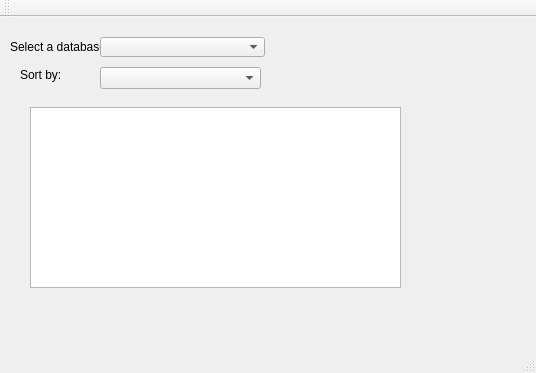
Old version of the form vika3/mainwindow.ui in the repository thordis15/Verklegt3.
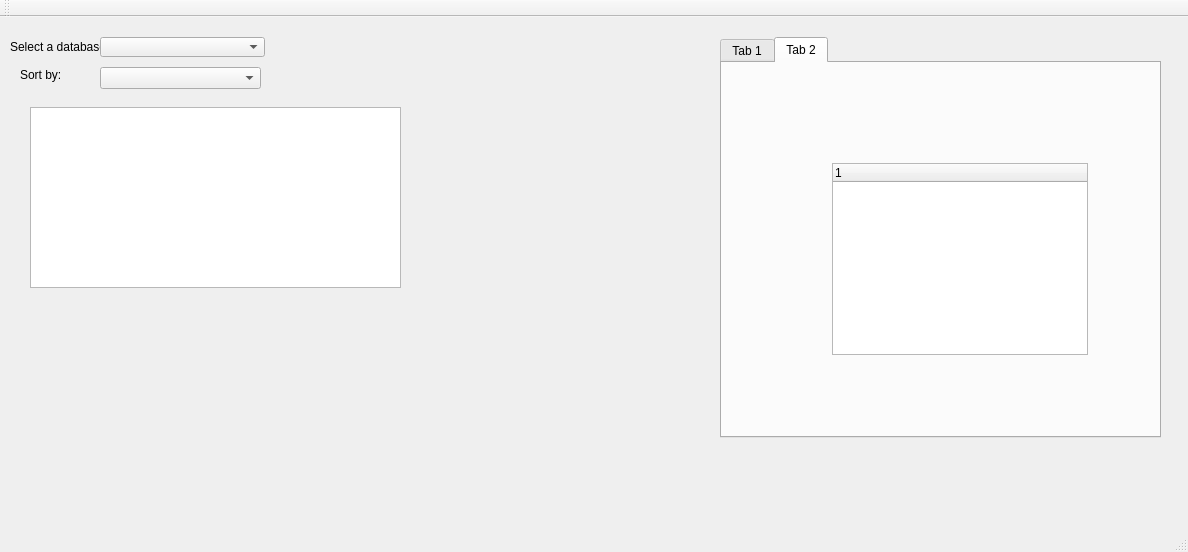
New version of the form. The open tabs and pages were chosen to show the change.

Commit message: gerði tree fyrir scientist, á eftir comp, setti líka inn tab

Diff of the .ui file:
```diff
--- a/vika3/mainwindow.ui
+++ b/vika3/mainwindow.ui
@@ -6,8 +6,8 @@
    <rect>
     <x>0</x>
     <y>0</y>
-    <width>536</width>
-    <height>373</height>
+    <width>1188</width>
+    <height>552</height>
    </rect>
   </property>
   <property name="windowTitle">
@@ -70,6 +70,55 @@
      </rect>
     </property>
    </widget>
+   <widget class="QTabWidget" name="tabWidget">
+    <property name="geometry">
+     <rect>
+      <x>720</x>
+      <y>20</y>
+      <width>441</width>
+      <height>401</height>
+     </rect>
+    </property>
+    <property name="currentIndex">
+     <number>0</number>
+    </property>
+    <widget class="QWidget" name="tab_sci">
+     <attribute name="title">
+      <string>Tab 1</string>
+     </attribute>
+     <layout class="QVBoxLayout" name="verticalLayout">
+      <item>
+       <widget class="QTreeWidget" name="treeWidget_sci">
+        <column>
+         <property name="text">
+          <string notr="true">1</string>
+         </property>
+        </column>
+       </widget>
+      </item>
+     </layout>
+    </widget>
+    <widget class="QWidget" name="tab_comp">
+     <attribute name="title">
+      <string>Tab 2</string>
+     </attribute>
+     <widget class="QTreeWidget" name="treeWidget_comp">
+      <property name="geometry">
+       <rect>
+        <x>110</x>
+        <y>100</y>
+        <width>256</width>
+        <height>192</height>
+       </rect>
+      </property>
+      <column>
+       <property name="text">
+        <string notr="true">1</string>
+       </property>
+      </column>
+     </widget>
+    </widget>
+   </widget>
   </widget>
   <widget class="QMenuBar" name="menuBar">
    <property name="geometry">
```
Left out of the diff: 4 changed lines with no effect on the pictures. The commit also changes 8 other files.
